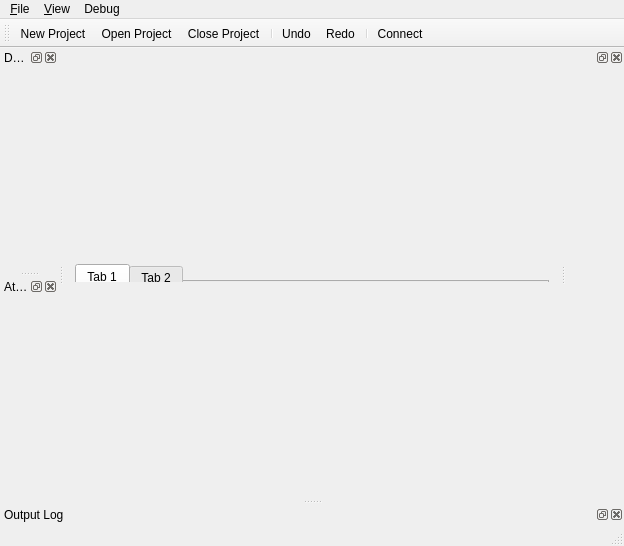
Above: DesignerTool/src/MainWindow.ui from GameOverture/HarmonyEngine before the change. Below: the same form after it.
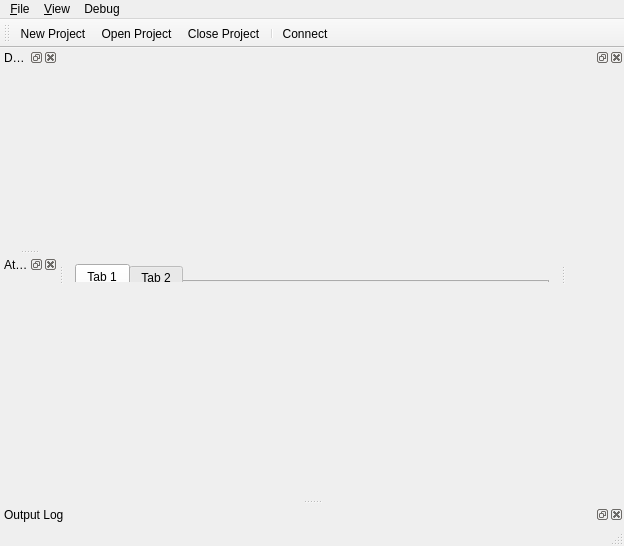
That is the form after the change. Icons and pictures are not drawn. Custom widgets are drawn as their Qt base class.

Diff of the .ui file:
```diff
--- a/DesignerTool/src/MainWindow.ui
+++ b/DesignerTool/src/MainWindow.ui
@@ -128,9 +128,6 @@
    <addaction name="actionOpenProject"/>
    <addaction name="actionCloseProject"/>
    <addaction name="separator"/>
-   <addaction name="actionUndo"/>
-   <addaction name="actionRedo"/>
-   <addaction name="separator"/>
    <addaction name="actionConnect"/>
   </widget>
   <widget class="QStatusBar" name="statusBar"/>
@@ -237,16 +234,16 @@
    <widget class="QWidget" name="dockWidgetContents">
     <layout class="QVBoxLayout" name="verticalLayout_2">
      <property name="leftMargin">
-      <number>0</number>
+      <number>2</number>
      </property>
      <property name="topMargin">
-      <number>0</number>
+      <number>2</number>
      </property>
      <property name="rightMargin">
-      <number>0</number>
+      <number>2</number>
      </property>
      <property name="bottomMargin">
-      <number>0</number>
+      <number>2</number>
      </property>
     </layout>
    </widget>
@@ -338,30 +335,6 @@
     <string>Ctrl+Shift+O</string>
    </property>
   </action>
-  <action name="actionUndo">
-   <property name="icon">
-    <iconset resource="res/DesignerTool.qrc">
-     <normaloff>:/icons16x16/edit-undo.png</normaloff>:/icons16x16/edit-undo.png</iconset>
-   </property>
-   <property name="text">
-    <string>&amp;Undo</string>
-   </property>
-   <property name="shortcut">
-    <string>Ctrl+Z</string>
-   </property>
-  </action>
-  <action name="actionRedo">
-   <property name="icon">
-    <iconset resource="res/DesignerTool.qrc">
-     <normaloff>:/icons16x16/edit-redo.png</normaloff>:/icons16x16/edit-redo.png</iconset>
-   </property>
-   <property name="text">
-    <string>&amp;Redo</string>
-   </property>
-   <property name="shortcut">
-    <string>Ctrl+Shift+Z</string>
-   </property>
-  </action>
   <action name="actionCut">
    <property name="icon">
     <iconset resource="res/DesignerTool.qrc">
```
Left out of the diff: 8 changed lines with no effect on the pictures.
